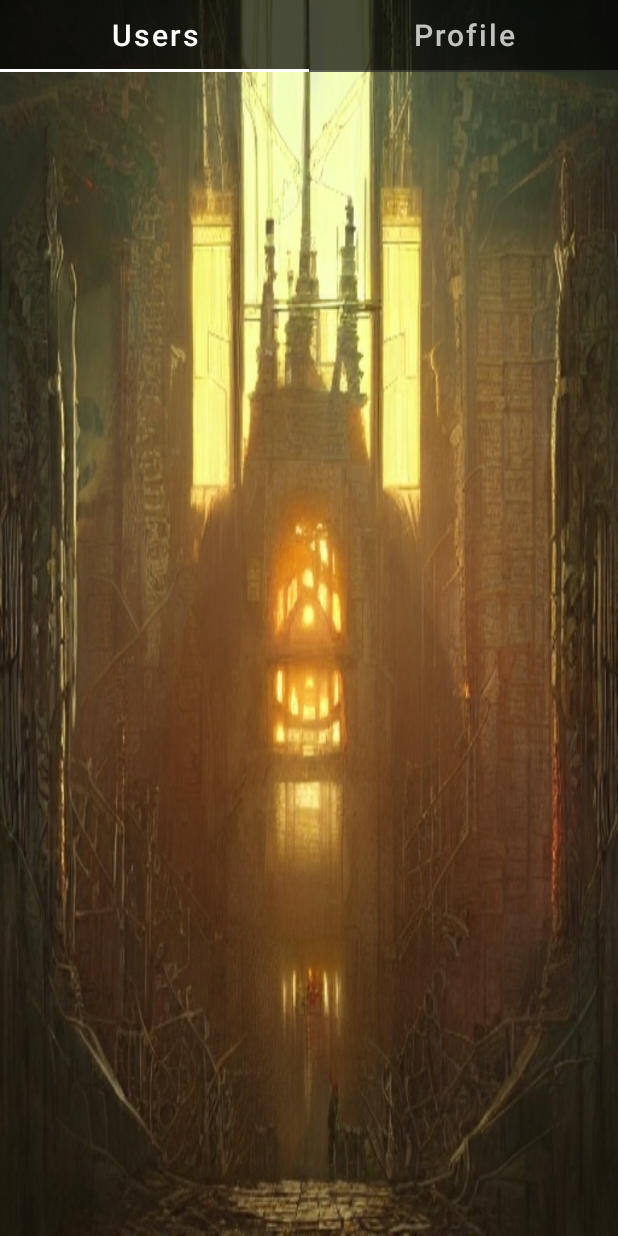
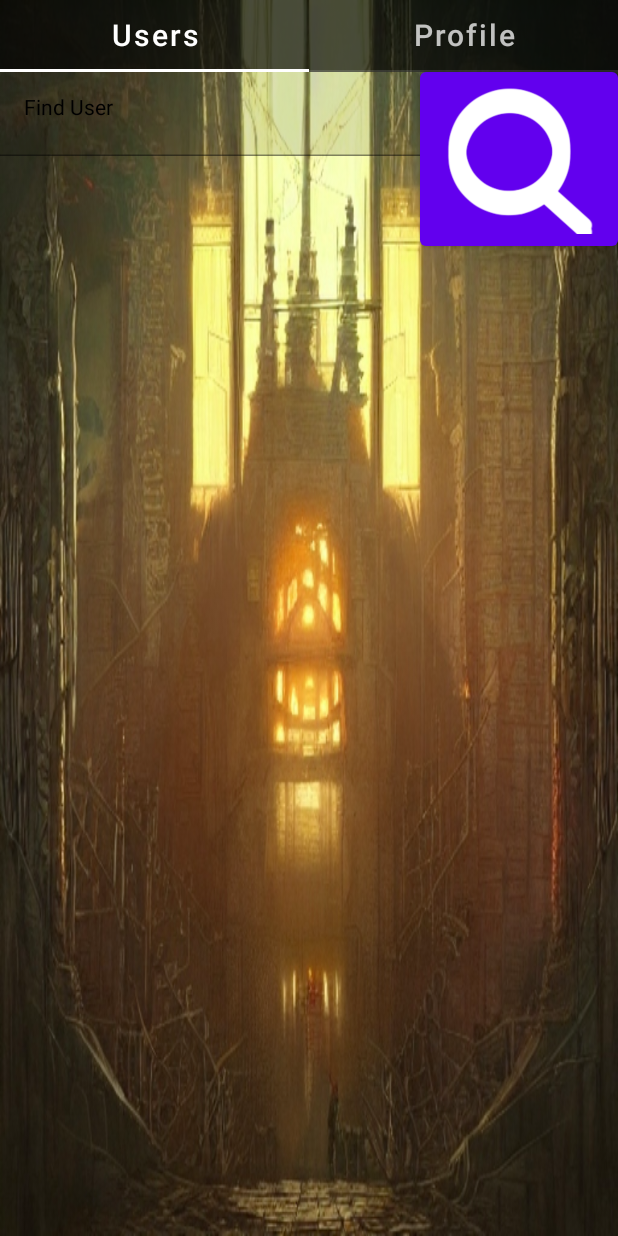
Before and after one commit to NaVo1319/VirtualWorld, an Android app built with Jetpack Compose: the screen it shows after launch once a user with an empty profile is signed in (ActionActivity), on a phone screen of 412 x 824 dp. Run offline under Robolectric (Android 15) with nearby library versions, the phone set to English and light mode, and no system bars; our stand-ins replace Firebase (no records; nobody signed in at launch, a user with empty details on screens opened directly).

Commit message:
Edit Search form

```diff
--- a/app/src/main/java/com/example/virtualworld/screens/ChatScreen.kt
+++ b/app/src/main/java/com/example/virtualworld/screens/ChatScreen.kt
@@ -39,7 +39,7 @@ import kotlin.coroutines.resume
 import kotlin.coroutines.suspendCoroutine
 @Composable
 fun ChatScreen(user: User, messages: Messages, speechRecognizer: SpeechRecognizer, intent: Intent,profileData: EditProfileData) {
-    Log.d("User Choice", "CharScreen is Drawing")
+    Log.d("User Choice", "ChatScreen is Drawing")
     var showEditField by remember{ mutableStateOf(false) }
     var mesLoad by remember{ mutableStateOf(false) }
     // Корутины зе бест
--- a/app/src/main/java/com/example/virtualworld/screens/UsersListScreen.kt
+++ b/app/src/main/java/com/example/virtualworld/screens/UsersListScreen.kt
@@ -52,6 +52,12 @@ fun UsersListScreen(users: List<User> ,navController: NavHostController, choiceU
     }
     Column() {
         RowMenu().Show(navController,0)
+        Row(modifier = Modifier.fillMaxWidth()) {
+            TextField(value = "Find User", onValueChange = {})
+            Button(onClick = { /*TODO*/ }) {
+                Icon(painter = painterResource(id = R.drawable.search), contentDescription = "Search")
+            }
+        }
         LazyColumn() {
             users.map {
                 item {
@@ -67,7 +73,7 @@ fun listItem(user: User, navController:  NavHostController, choiceUser: choiceUs
         modifier = Modifier
             .fillMaxWidth()
             .padding(10.dp)
-            .clickable { choiceUser.user=user;navController.navigate("chat") },
+            .clickable { choiceUser.user = user;navController.navigate("chat") },
         shape = RoundedCornerShape(60.dp),
         elevation = 25.dp
     ) {
```
Also changed, not shown: app/src/main/res/drawable/search.png (added).
